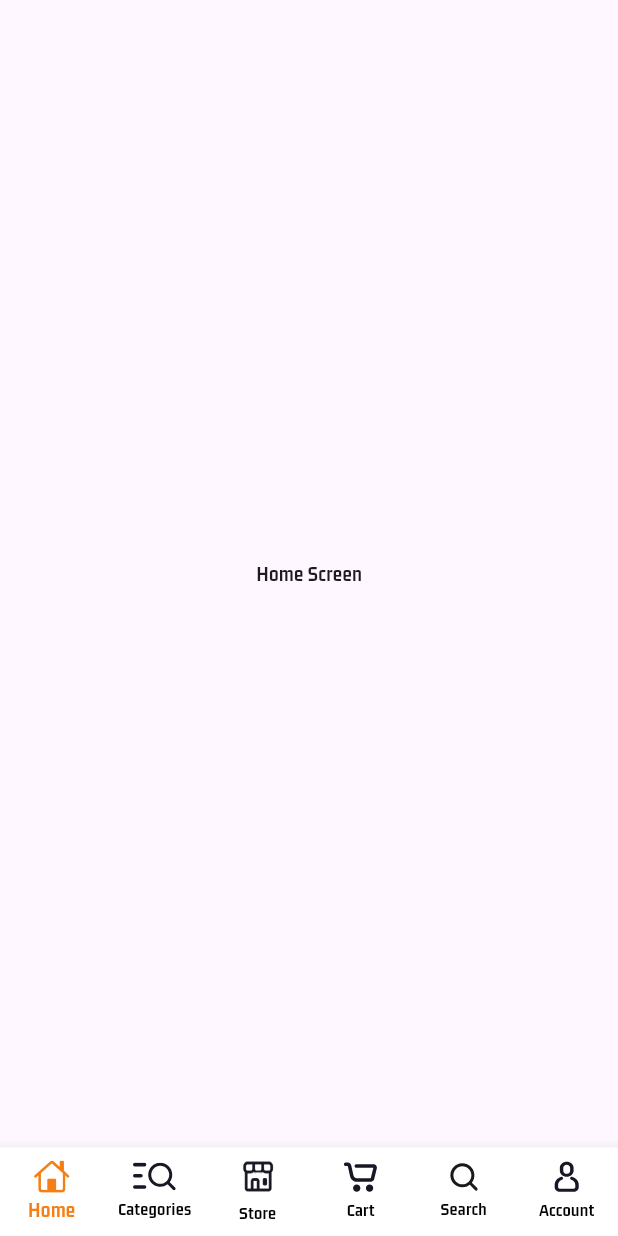
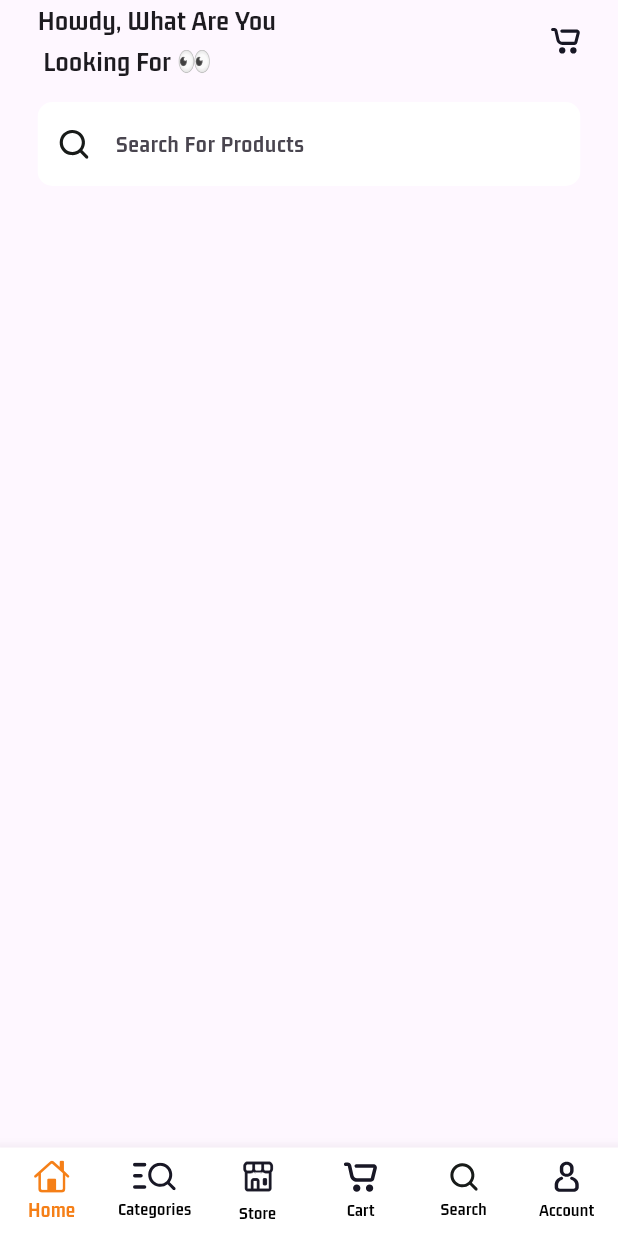
Before and after one commit to aenulfahir/portstore, a Flutter app: the screen it shows after launch, on a phone screen of 412 x 824 dp. Run offline on Flutter 3.47's test engine with Material 3 defaults, Android fonts, the phone set to English and light mode, and no system bars; our stand-ins replace flutter_svg.

Commit message:
update home_screen

```diff
--- a/lib/views/buyers/nav_screens/home_screen.dart
+++ b/lib/views/buyers/nav_screens/home_screen.dart
@@ -1,12 +1,65 @@
 import 'package:flutter/material.dart';
+import 'package:flutter_svg/svg.dart';
 
 class HomeScreen extends StatelessWidget {
   const HomeScreen({super.key});
 
   @override
   Widget build(BuildContext context) {
-    return Center(
-      child: Text('Home Screen'),
+    return Padding(
+      padding: EdgeInsets.only(
+          top: MediaQuery.of(context).padding.top, left: 25, right: 25),
+      child: Column(
+        children: [
+          WelcomeText(),
+          SizedBox(
+            height: 14,
+          ),
+          ClipRRect(
+            borderRadius: BorderRadius.circular(10),
+            child: TextField(
+              decoration: InputDecoration(
+                fillColor: Colors.white,
+                filled: true,
+                hintText: 'Search For Products',
+                border: OutlineInputBorder(borderSide: BorderSide.none),
+                prefixIcon: Padding(
+                  padding: const EdgeInsets.all(14.0),
+                  child: SvgPicture.asset(
+                    'assets/icons/search.svg',
+                    width: 10,
+                  ),
+                ),
+              ),
+            ),
+          )
+        ],
+      ),
     );
   }
 }
+
+class WelcomeText extends StatelessWidget {
+  const WelcomeText({
+    super.key,
+  });
+
+  @override
+  Widget build(BuildContext context) {
+    return Row(mainAxisAlignment: MainAxisAlignment.spaceBetween, children: [
+      Text(
+        'Howdy, What Are You\n Looking For 👀',
+        style: TextStyle(
+          fontSize: 19,
+          fontWeight: FontWeight.bold,
+        ),
+      ),
+      Container(
+        child: SvgPicture.asset(
+          'assets/icons/cart.svg',
+          width: 20,
+        ),
+      )
+    ]);
+  }
+}
```
